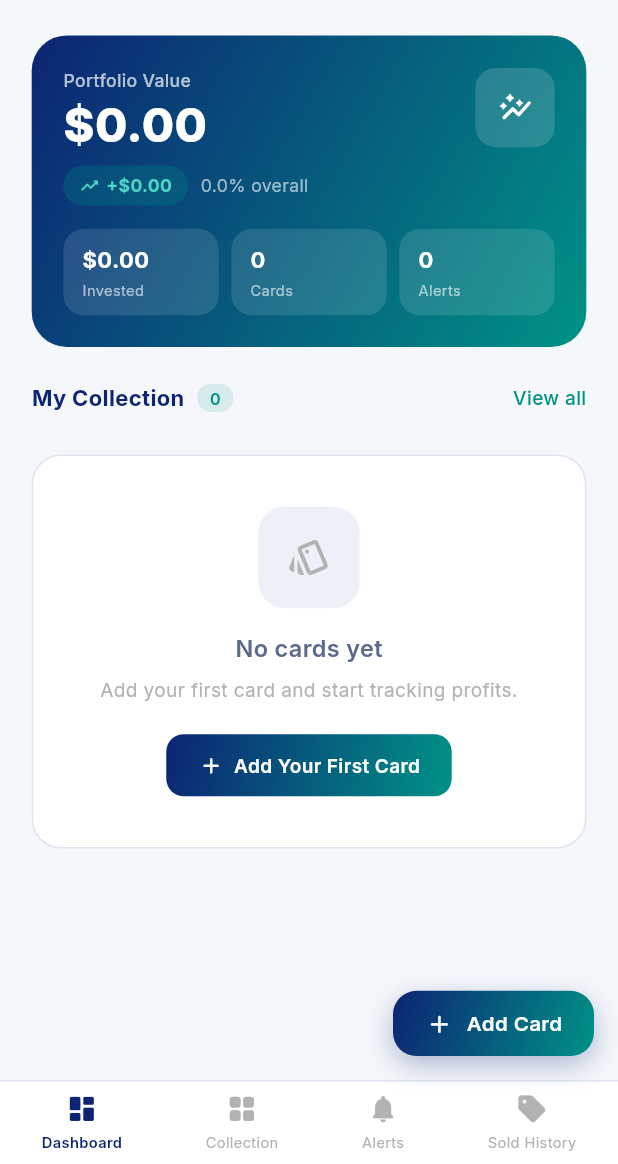
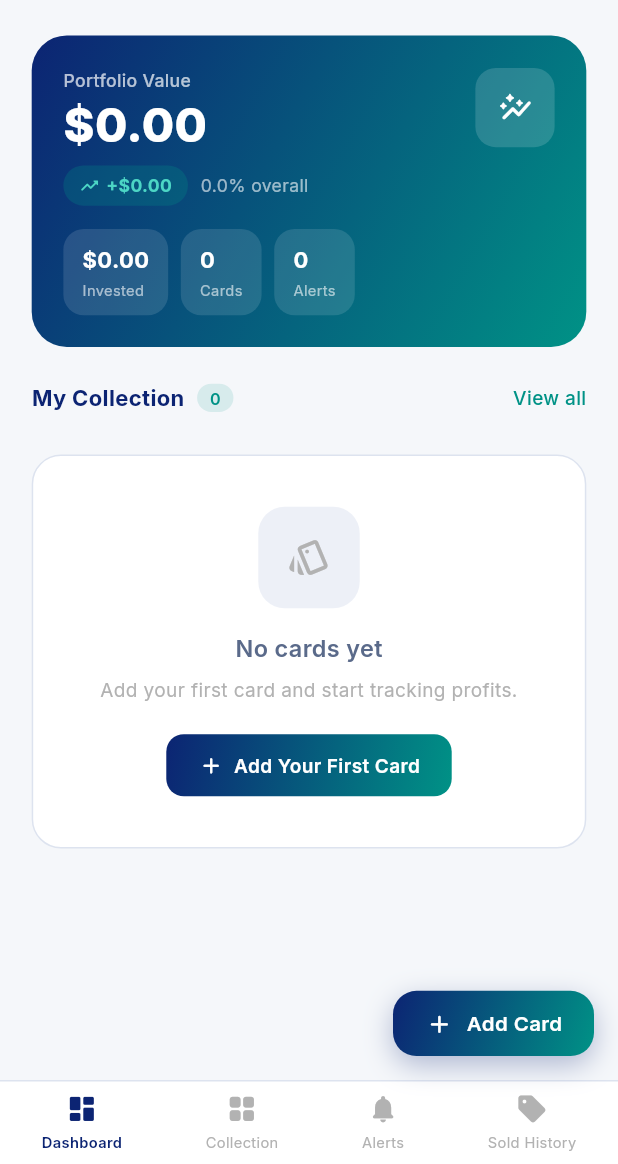
Before and after one commit to hanzala5225/Hobby-Watch, a Flutter app: the DashboardView screen opened by its route, on a phone screen of 412 x 824 dp, the part 72-1236 px from its top. Run offline on Flutter 3.47's test engine with Material 3 defaults, Android fonts, the phone set to English and light mode, and no system bars; our stand-ins replace cached_network_image, dio, firebase_core, firebase_messaging, flutter_local_notifications, flutter_screenutil and 6 more; missing offline and left inert: google_mlkit_text_recognition; accounts and stored records are empty; network calls fail.

Commit message:
idk - part 4

```diff
--- a/lib/modules/card_detail/card_detail_controller.dart
+++ b/lib/modules/card_detail/card_detail_controller.dart
@@ -535,7 +535,16 @@ class MarkSoldDialog extends StatelessWidget {
                               // (ebay_flat_fee_threshold/low/high) when the sale is saved.
                               final flatFee = soldOutsideEbay.value ? 0.0 : (combined < 10 ? 0.30 : 0.40);
                               final feeAmount = percentFee + flatFee;
-                              final afterFees = combined - feeAmount;
+                              // Bug fix (Tim, 2026-08-12): "You Keep" was built from
+                              // `combined` (soldPrice+shipping+tax), so it rose dollar-
+                              // for-dollar with shipping/tax typed in. Shipping and tax
+                              // correctly grow the FEE (see above — eBay takes its cut
+                              // of the combined total), but they're pass-through money,
+                              // not something Tim actually keeps: shipping charged
+                              // covers his real postage cost, tax charged has to be
+                              // remitted. "You Keep" should reflect sold price only,
+                              // net of the (correctly larger) fee.
+                              final afterFees = soldPrice - feeAmount;
 
                               return Container(
                                 width: double.infinity,
--- a/lib/modules/dashboard/dashboard_view.dart
+++ b/lib/modules/dashboard/dashboard_view.dart
@@ -160,12 +160,16 @@ class DashboardView extends GetView<DashboardController> {
               ),
               SizedBox(height: 16.h),
               Row(children: [
-                _miniStat('Invested', fmt.format(s.totalInvested)),
+                // Weighted (not equal) widths: "Invested" holds a formatted dollar
+                // amount and needs more room than the short plain numbers in "Cards"/
+                // "Alerts" — equal thirds was causing the value to wrap onto a second
+                // line instead of fitting (reported by Tim, 2026-08-12).
+                Flexible(flex: 3, child: _miniStat('Invested', fmt.format(s.totalInvested))),
                 SizedBox(width: 8.w),
-                _miniStat('Cards', '${s.totalCards}'),
+                Flexible(flex: 2, child: _miniStat('Cards', '${s.totalCards}')),
                 SizedBox(width: 8.w),
-                _miniStat('Alerts', '${s.cardsAtTarget}', highlight: s.cardsAtTarget > 0,
-                    onTap: () => Get.toNamed(AppRoutes.notifications)),
+                Flexible(flex: 2, child: _miniStat('Alerts', '${s.cardsAtTarget}', highlight: s.cardsAtTarget > 0,
+                    onTap: () => Get.toNamed(AppRoutes.notifications))),
               ]),
               if (controller.cardsAddedThisWeek > 0) ...[
                 SizedBox(height: 10.h),
@@ -187,8 +191,7 @@ class DashboardView extends GetView<DashboardController> {
   }
 
   Widget _miniStat(String label, String value, {bool highlight = false, VoidCallback? onTap}) {
-    return Expanded(
-      child: GestureDetector(
+    return GestureDetector(
       onTap: onTap,
       child: Container(
         padding: EdgeInsets.symmetric(horizontal: 12.w, vertical: 10.h),
@@ -199,11 +202,19 @@ class DashboardView extends GetView<DashboardController> {
         child: Column(
           crossAxisAlignment: CrossAxisAlignment.start,
           children: [
-              Text(value, style: GoogleFonts.inter(fontSize: 15.sp, fontWeight: FontWeight.w700, color: Colors.white)),
+            // FittedBox+scaleDown instead of a plain Text: guarantees the value
+            // always stays on one line, shrinking font size for a longer dollar
+            // amount rather than wrapping (the bug Tim reported) — safe for any
+            // portfolio size, not just today's numbers.
+            FittedBox(
+              fit: BoxFit.scaleDown,
+              alignment: Alignment.centerLeft,
+              child: Text(value, maxLines: 1,
+                  style: GoogleFonts.inter(fontSize: 15.sp, fontWeight: FontWeight.w700, color: Colors.white)),
+            ),
             SizedBox(height: 3.h),
             Text(label, style: GoogleFonts.inter(fontSize: 10.sp, color: Colors.white60)),
           ],
-          ),
         ),
       ),
     );
```
Also changed, not shown: 1 other file. Lines whose indentation alone changed are shown as unchanged.
